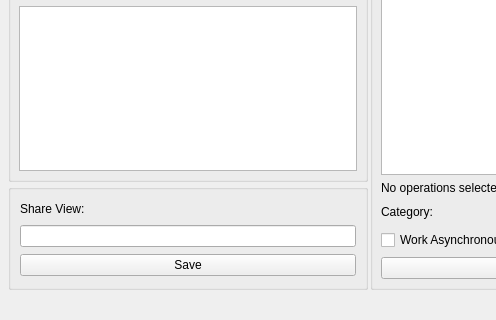
Old version of the form mslib/msui/ui/ui_mainwindow.ui in the repository Open-MSS/MSS; both pictures show x 0 to 496 and y 429 to 749 of the 738 by 749 pixel window.
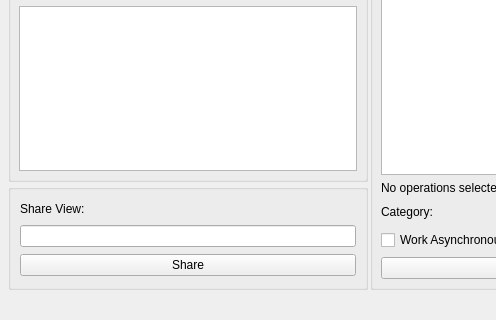
New version of the form.

Patch:
```diff
--- a/mslib/msui/ui/ui_mainwindow.ui
+++ b/mslib/msui/ui/ui_mainwindow.ui
@@ -262,7 +262,7 @@
              <item>
               <widget class="QPushButton" name="pushButton">
                <property name="text">
-                <string>Save</string>
+                <string>Share</string>
                </property>
               </widget>
              </item>
```
